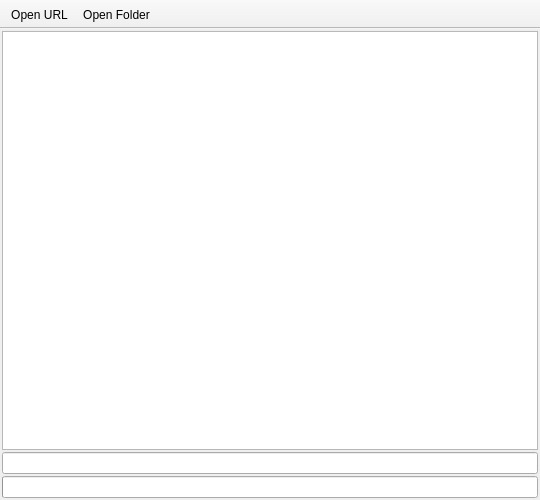
This is mainwindow.ui in FrankMamuda/geogallery as Qt 5 draws it before an edit. The edited form follows.
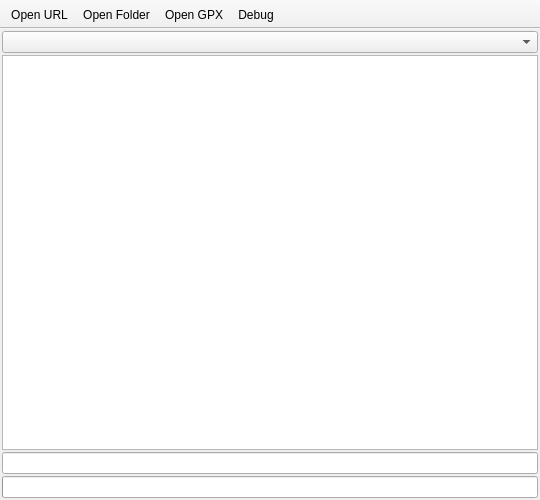
This is the edited form. Icons and pictures are not drawn.

What changed in the file:
```diff
--- a/mainwindow.ui
+++ b/mainwindow.ui
@@ -34,6 +34,9 @@
     <property name="bottomMargin">
      <number>2</number>
     </property>
+    <item>
+     <widget class="QComboBox" name="currentCache"/>
+    </item>
     <item>
      <widget class="QTableView" name="tableView">
       <property name="toolTip">
@@ -120,6 +123,8 @@
    </attribute>
    <addaction name="actionOpenURL"/>
    <addaction name="actionOpenFolder"/>
+   <addaction name="actionOpenGPX"/>
+   <addaction name="actionDebug"/>
   </widget>
   <action name="actionOpenFolder">
    <property name="text">
@@ -134,6 +139,16 @@
     <string>Open URL</string>
    </property>
   </action>
+  <action name="actionOpenGPX">
+   <property name="text">
+    <string>Open GPX</string>
+   </property>
+  </action>
+  <action name="actionDebug">
+   <property name="text">
+    <string>Debug</string>
+   </property>
+  </action>
  </widget>
  <layoutdefault spacing="6" margin="11"/>
  <resources>
```
